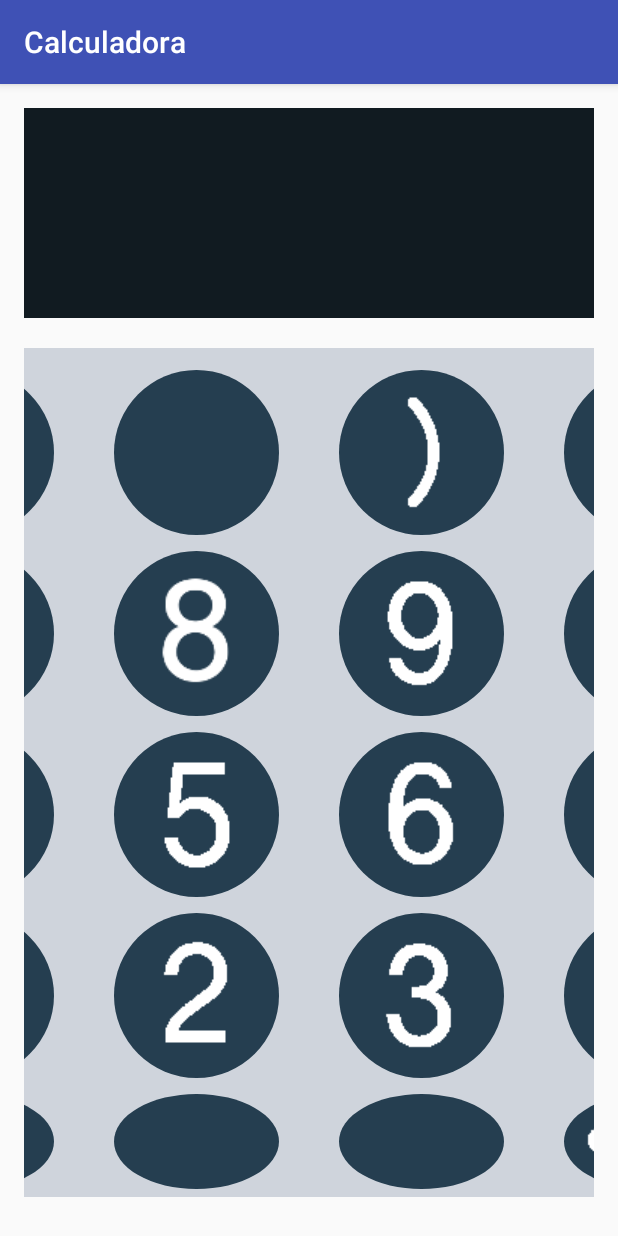
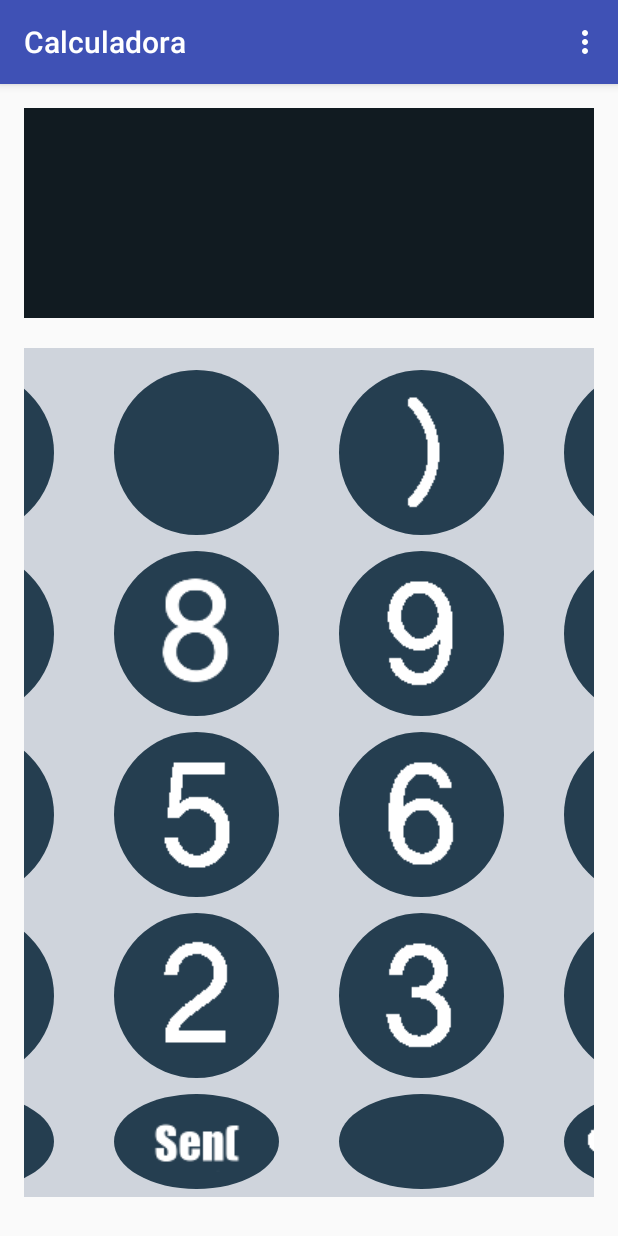
Before and after one commit to UDENAR-EDWIN/Calculadora, an Android app: the screen it shows after launch (MainActivity), on a phone screen of 412 x 824 dp. Run offline under Robolectric (Android 15) with nearby library versions, the phone set to English and light mode, and no system bars.

Commit message:
Se creo Historial e Informacion de la Aplicacion

```diff
--- a/app/src/main/AndroidManifest.xml
+++ b/app/src/main/AndroidManifest.xml
@@ -15,6 +15,8 @@
                 <category android:name="android.intent.category.LAUNCHER" />
             </intent-filter>
         </activity>
+        <activity android:name=".Informacion" />
+        <activity android:name=".historial"></activity>
     </application>
 
 </manifest>
--- a/app/src/main/res/layout/activity_main.xml
+++ b/app/src/main/res/layout/activity_main.xml
@@ -10,15 +10,18 @@
     tools:context="com.example.edwin.calculadora.MainActivity">
 
     <TextView
-        android:id="@+id/textView"
+        android:id="@+id/txt_res"
         android:layout_width="match_parent"
         android:layout_height="140dp"
-        android:background="@color/Area" />
+        android:background="@color/Area"
+        android:textSize="50dp"
+        android:paddingTop="80dp"
+        android:textColor="#ffff"/>
 
     <TableLayout
         android:layout_width="match_parent"
         android:layout_height="match_parent"
-        android:layout_below="@+id/textView"
+        android:layout_below="@+id/txt_res"
         android:layout_alignParentLeft="true"
         android:layout_alignParentStart="true"
         android:layout_marginTop="20dp"
@@ -35,23 +38,31 @@
             <ImageButton
                 android:background="@drawable/btn_circle"
                 android:src="@drawable/ret"
+                android:tag="ret"
+                android:onClick="concatenar"
                 android:layout_marginRight="40dp"
                 android:layout_marginBottom="5dp"
                 android:layout_marginTop="5dp" />
             <ImageButton
                 android:background="@drawable/btn_circle"
+                android:tag="("
+                android:onClick="concatenar"
                 android:layout_marginRight="40dp"
                 android:layout_marginBottom="5dp"
                 android:layout_marginTop="5dp" />
             <ImageButton
                 android:background="@drawable/btn_circle"
                 android:src="@drawable/p2"
+                android:tag=")"
+                android:onClick="concatenar"
                 android:layout_marginRight="40dp"
                 android:layout_marginBottom="5dp"
                 android:layout_marginTop="5dp" />
             <ImageButton
                 android:background="@drawable/btn_circle"
                 android:src="@drawable/mas"
+                android:tag="+"
+                android:onClick="concatenar"
                 android:layout_marginBottom="5dp"
                 android:layout_marginTop="5dp"/>
         </TableRow>
@@ -64,24 +75,32 @@
             <ImageButton
                 android:background="@drawable/btn_circle"
                 android:src="@drawable/siete"
+                android:tag="7"
+                android:onClick="concatenar"
                 android:layout_marginRight="40dp"
                 android:layout_marginBottom="5dp"
                 android:layout_marginTop="5dp" />
             <ImageButton
                 android:background="@drawable/btn_circle"
                 android:src="@drawable/ocho"
+                android:tag="8"
+                android:onClick="concatenar"
                 android:layout_marginRight="40dp"
                 android:layout_marginBottom="5dp"
                 android:layout_marginTop="5dp" />
             <ImageButton
                 android:background="@drawable/btn_circle"
                 android:src="@drawable/nueve"
+                android:tag="9"
+                android:onClick="concatenar"
                 android:layout_marginRight="40dp"
                 android:layout_marginBottom="5dp"
                 android:layout_marginTop="5dp" />
             <ImageButton
                 android:background="@drawable/btn_circle"
                 android:src="@drawable/menos"
+                android:tag="-"
+                android:onClick="concatenar"
                 android:layout_marginBottom="5dp"
                 android:layout_marginTop="5dp"/>
         </TableRow>
@@ -94,24 +113,32 @@
             <ImageButton
                 android:background="@drawable/btn_circle"
                 android:src="@drawable/cuatro"
+                android:tag="4"
+                android:onClick="concatenar"
                 android:layout_marginRight="40dp"
                 android:layout_marginBottom="5dp"
                 android:layout_marginTop="5dp" />
             <ImageButton
                 android:background="@drawable/btn_circle"
                 android:src="@drawable/cinco"
+                android:tag="5"
+                android:onClick="concatenar"
                 android:layout_marginRight="40dp"
                 android:layout_marginBottom="5dp"
                 android:layout_marginTop="5dp" />
             <ImageButton
                 android:background="@drawable/btn_circle"
                 android:src="@drawable/seis"
+                android:tag="6"
+                android:onClick="concatenar"
                 android:layout_marginRight="40dp"
                 android:layout_marginBottom="5dp"
                 android:layout_marginTop="5dp" />
             <ImageButton
                 android:background="@drawable/btn_circle"
                 android:src="@drawable/por"
+                android:tag="x"
+                android:onClick="concatenar"
                 android:layout_marginBottom="5dp"
                 android:layout_marginTop="5dp"/>
         </TableRow>
@@ -124,24 +151,32 @@
             <ImageButton
                 android:background="@drawable/btn_circle"
                 android:src="@drawable/uno"
+                android:tag="1"
+                android:onClick="concatenar"
                 android:layout_marginRight="40dp"
                 android:layout_marginBottom="5dp"
                 android:layout_marginTop="5dp" />
             <ImageButton
                 android:background="@drawable/btn_circle"
                 android:src="@drawable/dos"
+                android:tag="2"
+                android:onClick="concatenar"
                 android:layout_marginRight="40dp"
                 android:layout_marginBottom="5dp"
                 android:layout_marginTop="5dp" />
             <ImageButton
                 android:background="@drawable/btn_circle"
                 android:src="@drawable/tres"
+                android:tag="3"
+                android:onClick="concatenar"
                 android:layout_marginRight="40dp"
                 android:layout_marginBottom="5dp"
                 android:layout_marginTop="5dp" />
             <ImageButton
                 android:background="@drawable/btn_circle"
                 android:src="@drawable/div"
+                android:tag="/"
+                android:onClick="concatenar"
                 android:layout_marginBottom="5dp"
                 android:layout_marginTop="5dp"/>
         </TableRow>
@@ -153,16 +188,24 @@
 
             <ImageButton
                 android:background="@drawable/btn_circle"
+                android:src="@drawable/cero"
+                android:tag="0"
+                android:onClick="concatenar"
                 android:layout_marginRight="40dp"
                 android:layout_marginBottom="5dp"
                 android:layout_marginTop="5dp" />
             <ImageButton
                 android:background="@drawable/btn_circle"
+                android:src="@drawable/sen"
+                android:tag="Sen("
+                android:onClick="concatenar"
                 android:layout_marginRight="40dp"
                 android:layout_marginBottom="5dp"
                 android:layout_marginTop="5dp" />
             <ImageButton
                 android:background="@drawable/btn_circle"
+                android:tag="="
+                android:onClick="grabar"
                 android:layout_marginRight="40dp"
                 android:layout_marginBottom="5dp"
                 android:layout_marginTop="5dp" />
--- /dev/null
+++ b/app/src/main/res/menu/menu_main.xml
@@ -0,0 +1,14 @@
+<?xml version="1.0" encoding="utf-8"?>
+<menu xmlns:android="http://schemas.android.com/apk/res/android"
+    xmlns:app="http://schemas.android.com/apk/res-auto">
+    <item
+        android:id="@+id/acerca"
+        app:showAsAction="never"
+        android:orderInCategory="100"
+        android:title="Acerca de" />
+    <item
+        android:id="@+id/historial"
+        app:showAsAction="never"
+        android:orderInCategory="100"
+        android:title="Historial" />
+</menu>
```
Also changed, not shown: app/src/main/java/com/example/edwin/calculadora/Informacion.java (added, +23 -0 lines), app/src/main/java/com/example/edwin/calculadora/MainActivity.java (+56 -1 lines), app/src/main/java/com/example/edwin/calculadora/historial.java (added, +46 -0 lines), app/src/main/res/layout/activity_historial.xml (added, +50 -0 lines), app/src/main/res/layout/activity_informacion.xml (added, +86 -0 lines), app/src/main/res/drawable/sen.png (added).
